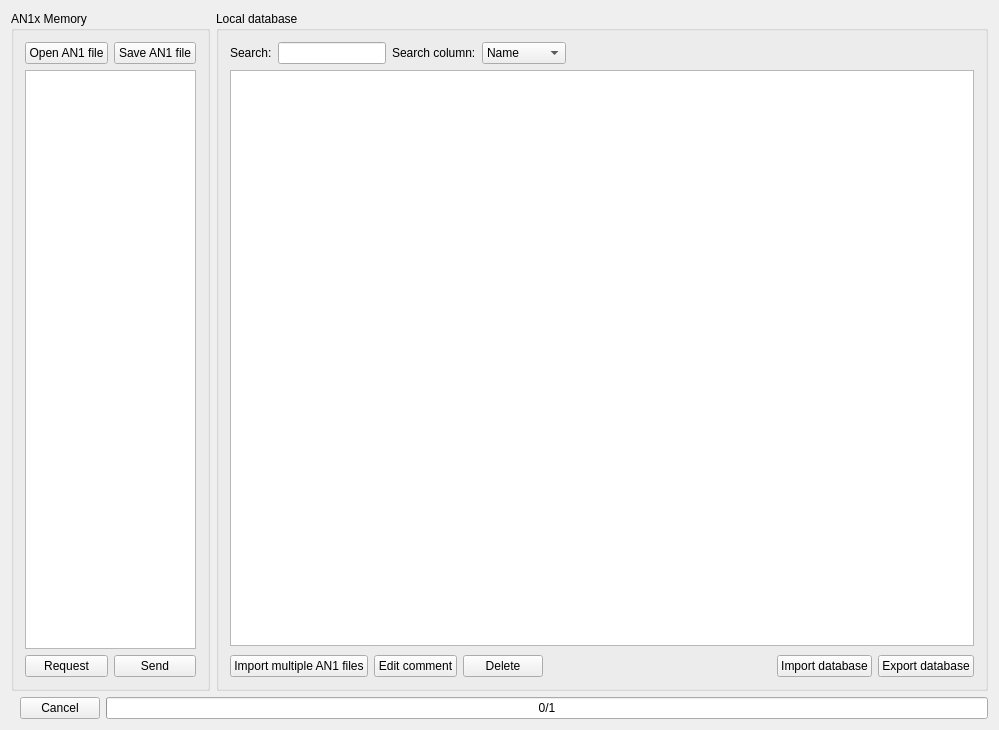
thefinalcutbg/QAN1xEditor, file src/View/Browser.ui: the form before one commit.
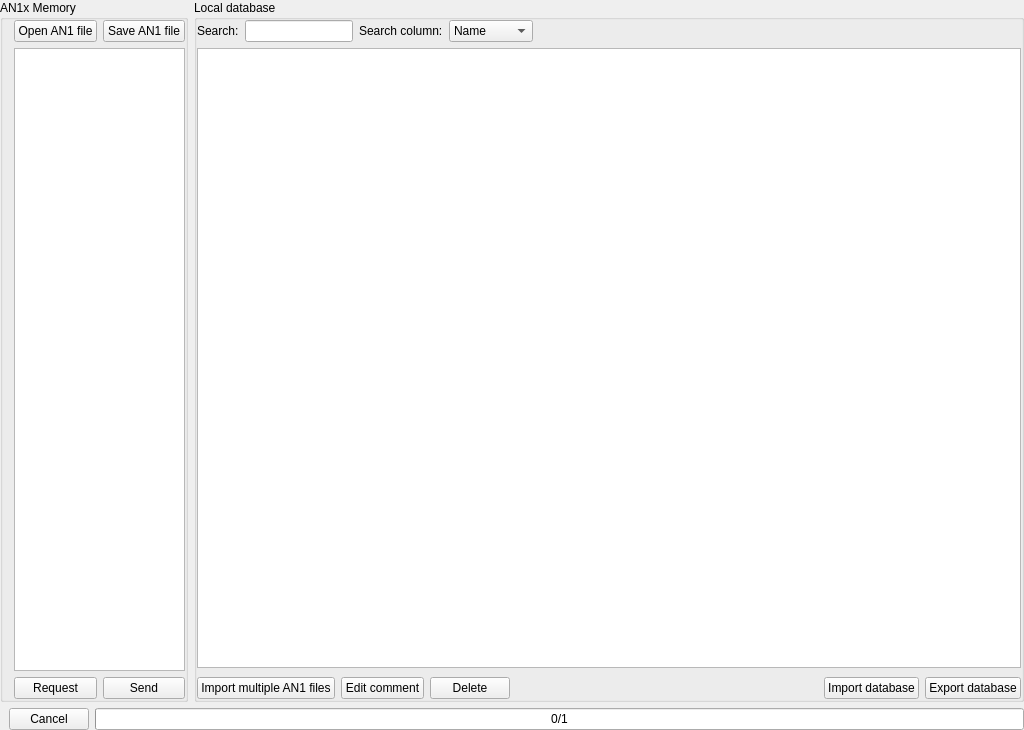
The form after the commit. Custom widgets are drawn as their Qt base class.

Diff of the .ui file:
```diff
--- a/src/View/Browser.ui
+++ b/src/View/Browser.ui
@@ -6,7 +6,7 @@
    <rect>
     <x>0</x>
     <y>0</y>
-    <width>999</width>
+    <width>1024</width>
     <height>730</height>
    </rect>
   </property>
@@ -14,6 +14,18 @@
    <string>Browser</string>
   </property>
   <layout class="QVBoxLayout" name="verticalLayout_3">
+   <property name="leftMargin">
+    <number>0</number>
+   </property>
+   <property name="topMargin">
+    <number>0</number>
+   </property>
+   <property name="rightMargin">
+    <number>0</number>
+   </property>
+   <property name="bottomMargin">
+    <number>0</number>
+   </property>
    <item>
     <layout class="QHBoxLayout" name="horizontalLayout_5">
      <item>
@@ -22,6 +34,15 @@
         <string>AN1x Memory</string>
        </property>
        <layout class="QVBoxLayout" name="verticalLayout_2">
+        <property name="topMargin">
+         <number>0</number>
+        </property>
+        <property name="rightMargin">
+         <number>0</number>
+        </property>
+        <property name="bottomMargin">
+         <number>0</number>
+        </property>
         <item>
          <layout class="QHBoxLayout" name="horizontalLayout_6">
           <property name="topMargin">
@@ -119,6 +140,18 @@
         <string>Local database</string>
        </property>
        <layout class="QVBoxLayout" name="verticalLayout">
+        <property name="leftMargin">
+         <number>0</number>
+        </property>
+        <property name="topMargin">
+         <number>0</number>
+        </property>
+        <property name="rightMargin">
+         <number>0</number>
+        </property>
+        <property name="bottomMargin">
+         <number>0</number>
+        </property>
         <item>
          <layout class="QHBoxLayout" name="horizontalLayout">
           <item>
```
